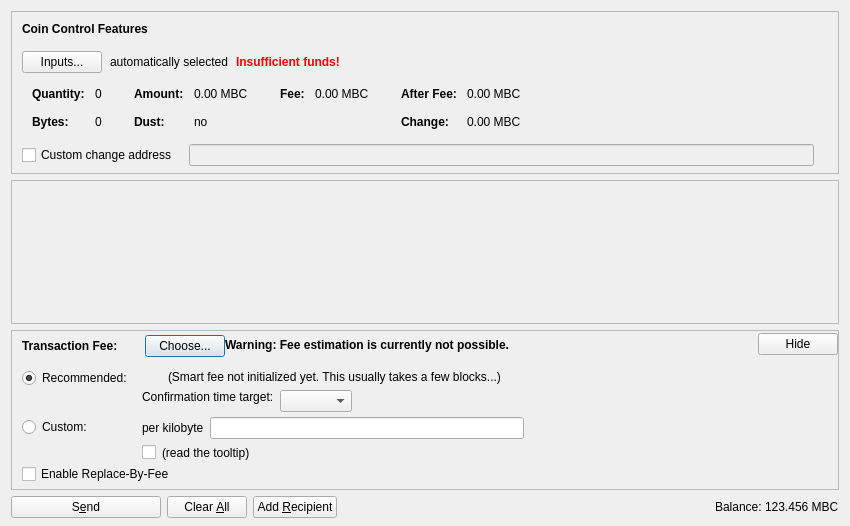
Before: the Qt Designer form src/qt/forms/sendcoinsdialog.ui in rhkdck1/RmcCoin, drawn with Qt 5.
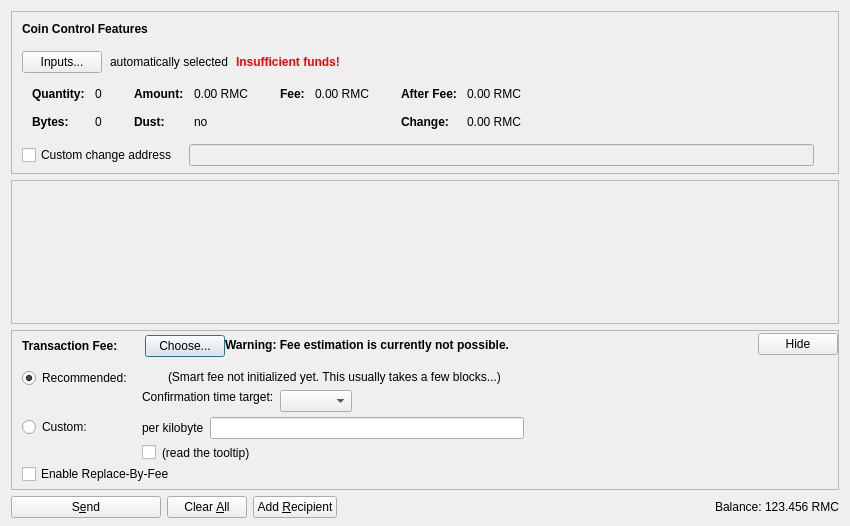
After: the same form once the commit is applied. Icons and pictures are not drawn. Custom widgets are drawn as their Qt base class.

Patch:
```diff
--- a/src/qt/forms/sendcoinsdialog.ui
+++ b/src/qt/forms/sendcoinsdialog.ui
@@ -324,7 +324,7 @@
                   <enum>Qt::ActionsContextMenu</enum>
                  </property>
                  <property name="text">
-                  <string notr="true">0.00 MBC</string>
+                  <string notr="true">0.00 RMC</string>
                  </property>
                  <property name="textInteractionFlags">
                   <set>Qt::LinksAccessibleByMouse|Qt::TextSelectableByKeyboard|Qt::TextSelectableByMouse</set>
@@ -404,7 +404,7 @@
                   <enum>Qt::ActionsContextMenu</enum>
                  </property>
                  <property name="text">
-                  <string notr="true">0.00 MBC</string>
+                  <string notr="true">0.00 RMC</string>
                  </property>
                  <property name="textInteractionFlags">
                   <set>Qt::LinksAccessibleByMouse|Qt::TextSelectableByKeyboard|Qt::TextSelectableByMouse</set>
@@ -455,7 +455,7 @@
                   <enum>Qt::ActionsContextMenu</enum>
                  </property>
                  <property name="text">
-                  <string notr="true">0.00 MBC</string>
+                  <string notr="true">0.00 RMC</string>
                  </property>
                  <property name="textInteractionFlags">
                   <set>Qt::LinksAccessibleByMouse|Qt::TextSelectableByKeyboard|Qt::TextSelectableByMouse</set>
@@ -484,7 +484,7 @@
                   <enum>Qt::ActionsContextMenu</enum>
                  </property>
                  <property name="text">
-                  <string notr="true">0.00 MBC</string>
+                  <string notr="true">0.00 RMC</string>
                  </property>
                  <property name="textInteractionFlags">
                   <set>Qt::LinksAccessibleByMouse|Qt::TextSelectableByKeyboard|Qt::TextSelectableByMouse</set>
@@ -1249,7 +1249,7 @@
           <cursorShape>IBeamCursor</cursorShape>
          </property>
          <property name="text">
-          <string notr="true">123.456 MBC</string>
+          <string notr="true">123.456 RMC</string>
          </property>
          <property name="textInteractionFlags">
           <set>Qt::LinksAccessibleByMouse|Qt::TextSelectableByKeyboard|Qt::TextSelectableByMouse</set>
```
